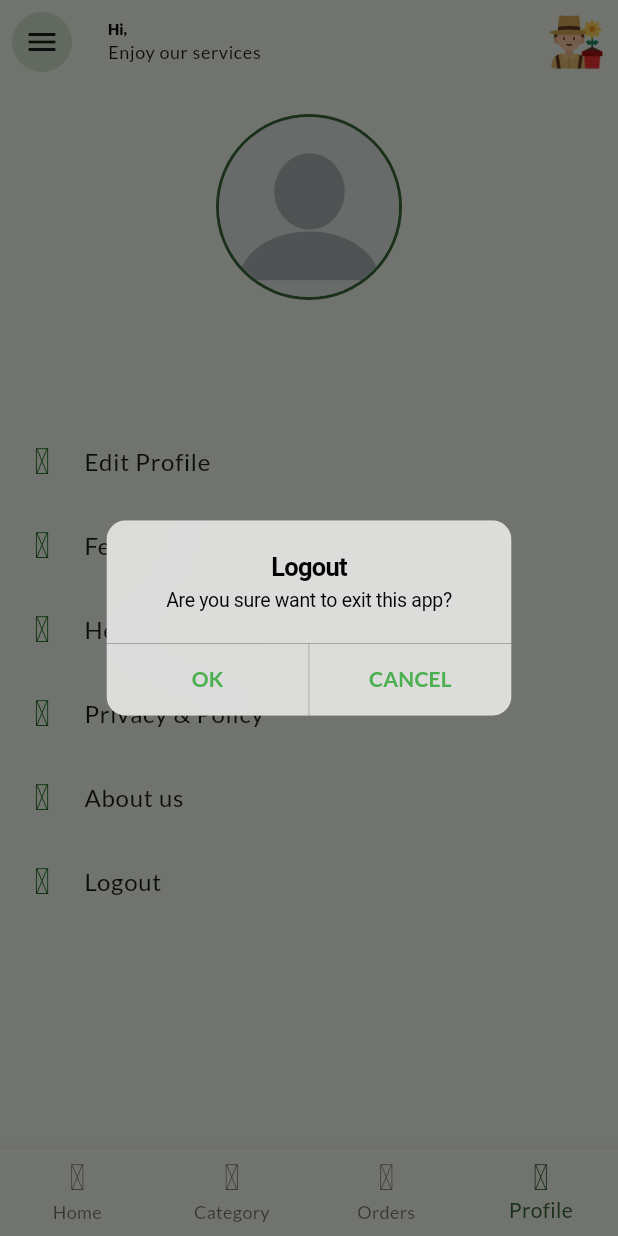
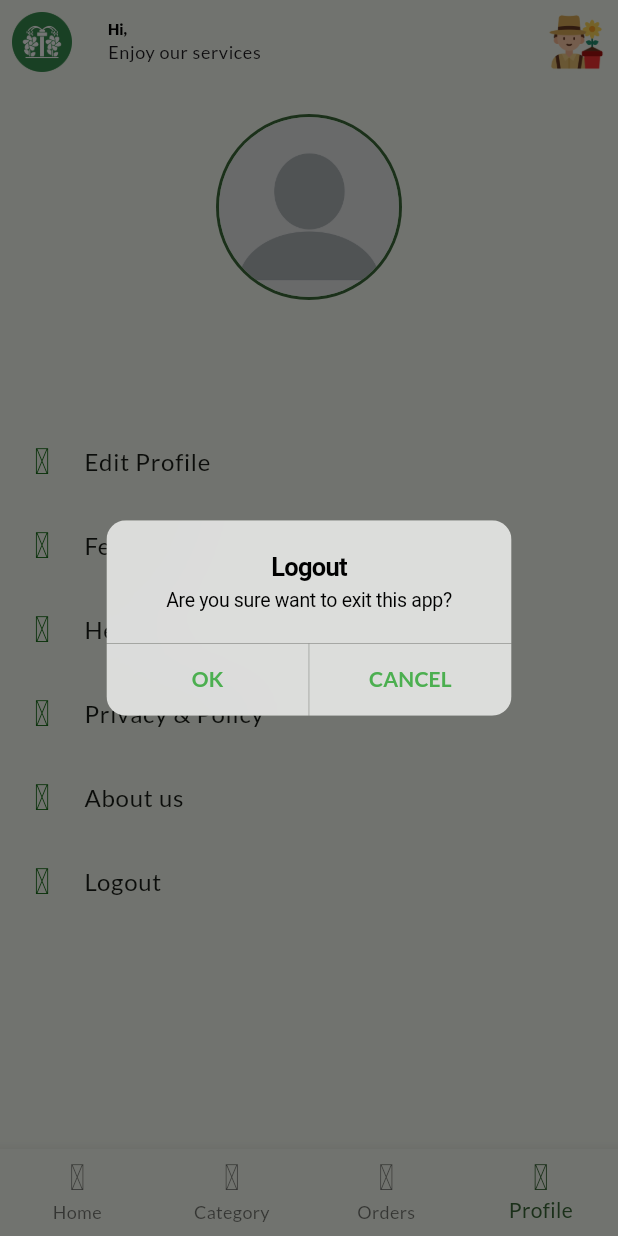
Before and after one commit to vishalseedor/community_garden_coordinator_project, a Flutter app: the HomePage screen opened directly, item 4 of the bottom bar chosen, after a tap on "Logout", on a phone screen of 412 x 824 dp. Run offline on Flutter 3.47's test engine with Material 3 defaults, Android fonts, the light colour scheme and no system bars; our stand-ins replace animate_do, easy_stepper, flutter_iconly, google_fonts; network calls fail.

Commit message:
correction completed

```diff
--- a/lib/pages/CategoryEachProvider/categoryeachscreen.dart
+++ b/lib/pages/CategoryEachProvider/categoryeachscreen.dart
@@ -58,7 +58,7 @@ class _AllCategoryEachScreenState extends State<AllCategoryEachScreen> {
           child: Column(
             crossAxisAlignment: CrossAxisAlignment.start,
             children: [
-         catepackage.package.isNotEmpty?Text('Category Products Near You',style: TextStyle(color: Colors.black,fontWeight: FontWeight.bold),):Text(''),
+         catepackage.package.isNotEmpty?Text('Category Packages Near You',style: TextStyle(color: Colors.black,fontWeight: FontWeight.bold),):Text(''),
             //  cateproduct.category.isEmpty?Text(''): TextFormField(
             //     decoration: InputDecoration(border: OutlineInputBorder(borderRadius: BorderRadius.circular(10),borderSide: BorderSide.none),fillColor: Colors.white,filled: true,hintText: 'Search',suffixIcon: Icon(Icons.search)),
             //       onChanged: (value) {
--- a/lib/pages/explore_page.dart
+++ b/lib/pages/explore_page.dart
@@ -72,13 +72,13 @@ class _ExplorePageState extends State<ExplorePage> {
                         },
                       ),
                     ),
-                    Padding(
-                      padding: const EdgeInsets.only(left: 12),
-                      child: IconButton.filled(
-                        onPressed: () {},
-                        icon: const Icon(IconlyLight.filter),
-                      ),
-                    ),
+                    // Padding(
+                    //   padding: const EdgeInsets.only(left: 12),
+                    //   child: IconButton.filled(
+                    //     onPressed: () {},
+                    //     icon: const Icon(IconlyLight.filter),
+                    //   ),
+                    // ),
                   ],
                 ),
               ),
--- a/lib/pages/home_page.dart
+++ b/lib/pages/home_page.dart
@@ -1,11 +1,7 @@
 
-import 'package:badges/badges.dart' as badges;
-import 'package:community_garden_coordinator/pages/Feedback/feedbackscreen.dart';
 import 'package:community_garden_coordinator/pages/OrderProvider/ordersscreen.dart';
 import 'package:community_garden_coordinator/pages/ProfileScreen/userprovider.dart';
-import 'package:community_garden_coordinator/pages/cart_page.dart';
 import 'package:community_garden_coordinator/pages/explore_page.dart';
-import 'package:community_garden_coordinator/pages/login_page.dart';
 import 'package:community_garden_coordinator/pages/profile_page.dart';
 import 'package:community_garden_coordinator/pages/services_page.dart';
 import 'package:flutter/material.dart';
@@ -144,12 +140,16 @@ class _HomePageState extends State<HomePage> {
       // ),
       appBar: AppBar(
         centerTitle: false,
-        leading: IconButton.filledTonal(
-          onPressed: () {
-            _scaffoldKey.currentState?.openDrawer();
-          },
-          icon: const Icon(Icons.menu),
+        leading: Padding(
+          padding: const EdgeInsets.all(8.0),
+          child: Image.asset('assets/sp.png',scale: 7),
         ),
+        // leading: IconButton.filledTonal(
+        //   onPressed: () {
+        //     _scaffoldKey.currentState?.openDrawer();
+        //   },
+        //   icon: const Icon(Icons.menu),
+        // ),
         title: Column(
           crossAxisAlignment: CrossAxisAlignment.start,
           children: [
--- a/lib/pages/login_page.dart
+++ b/lib/pages/login_page.dart
@@ -106,6 +106,7 @@ class _LoginPageState extends State<LoginPage> {
   @override
    Widget build(BuildContext context) {
     return Scaffold(
+
       body: SingleChildScrollView(
         child: SafeArea(
           minimum: const EdgeInsets.all(20),
@@ -196,7 +197,7 @@ class _LoginPageState extends State<LoginPage> {
                    Row(
                         mainAxisAlignment: MainAxisAlignment.center,
                         children: [
-                          const Text('Don t have a an account ?',style: TextStyle(color: Colors.black,fontWeight: FontWeight.bold),),
+                          const Text('Don t have  an account ?',style: TextStyle(color: Colors.black,fontWeight: FontWeight.bold),),
                           TextButton(onPressed: ()async{
                             Navigator.push(context,MaterialPageRoute(builder:(context)=>const RegisterationPage()));
                           }, child:Text('Register',style: TextStyle(color: Colors.green,fontWeight: FontWeight.bold))),
--- a/lib/pages/product_details_page.dart
+++ b/lib/pages/product_details_page.dart
@@ -5,7 +5,6 @@ import 'package:community_garden_coordinator/pages/OrderProvider/globalsnackbar.
 import 'package:community_garden_coordinator/pages/OrderProvider/orderprovider.dart';
 import 'package:community_garden_coordinator/pages/ProfileScreen/userprovider.dart';
 import 'package:community_garden_coordinator/provider/ViewPackageProvider/viewpackageprovider.dart';
-import 'package:flutter/gestures.dart';
 import 'package:flutter/material.dart';
 import 'package:flutter_iconly/flutter_iconly.dart';
 import 'package:provider/provider.dart';
@@ -130,7 +129,7 @@ class _GardenDetailsPageState extends State<GardenDetailsPage> {
                 Padding(
                   padding: const EdgeInsets.symmetric(horizontal: 12),
                   child: Text(
-                    "2 ${gardenData.unitType}",
+                    "Size : ${gardenData.area}",
                     style: Theme.of(context).textTheme.titleMedium!.copyWith(
                           fontWeight: FontWeight.bold,
                         ),
```
Also changed, not shown: assets/sp.png (added).
